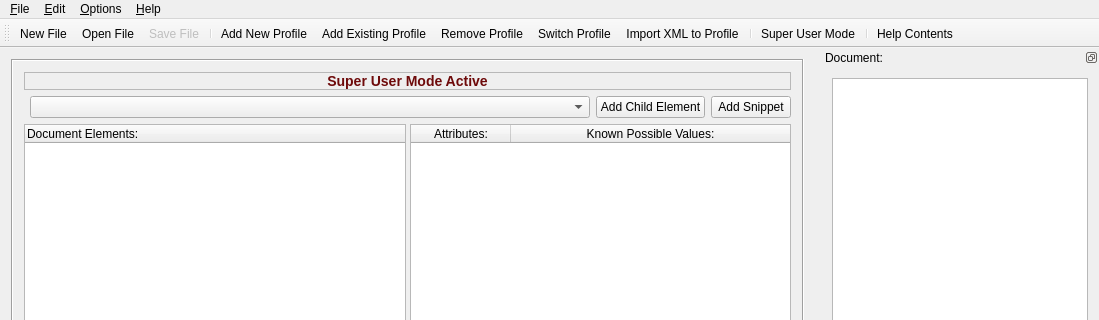
The window that GCXMLGenerator/gcmainwindow.ui (goblincoding/xmlmill) describes before a commit, drawn with Qt 5; both pictures show x 0 to 1099 and y 0 to 320 of the 1099 by 659 pixel window.
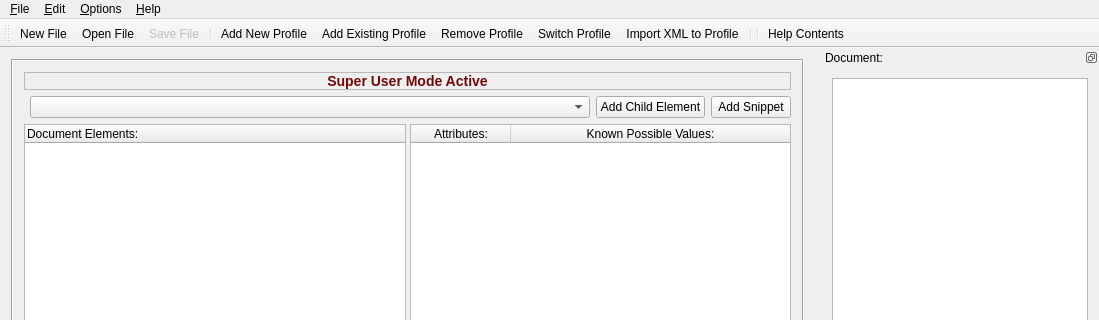
The same window after the commit. Icons and pictures are not drawn.

Commit message: Removed super user icon.

Patch:
```diff
--- a/GCXMLGenerator/gcmainwindow.ui
+++ b/GCXMLGenerator/gcmainwindow.ui
@@ -291,7 +291,6 @@
    <addaction name="actionSwitchSessionDatabase"/>
    <addaction name="actionImportXMLToDatabase"/>
    <addaction name="separator"/>
-   <addaction name="actionSuperUserMode"/>
    <addaction name="separator"/>
    <addaction name="actionHelpContents"/>
   </widget>
```
Left out of the diff: 4 changed lines with no effect on the pictures. The commit also changes 2 other files.
